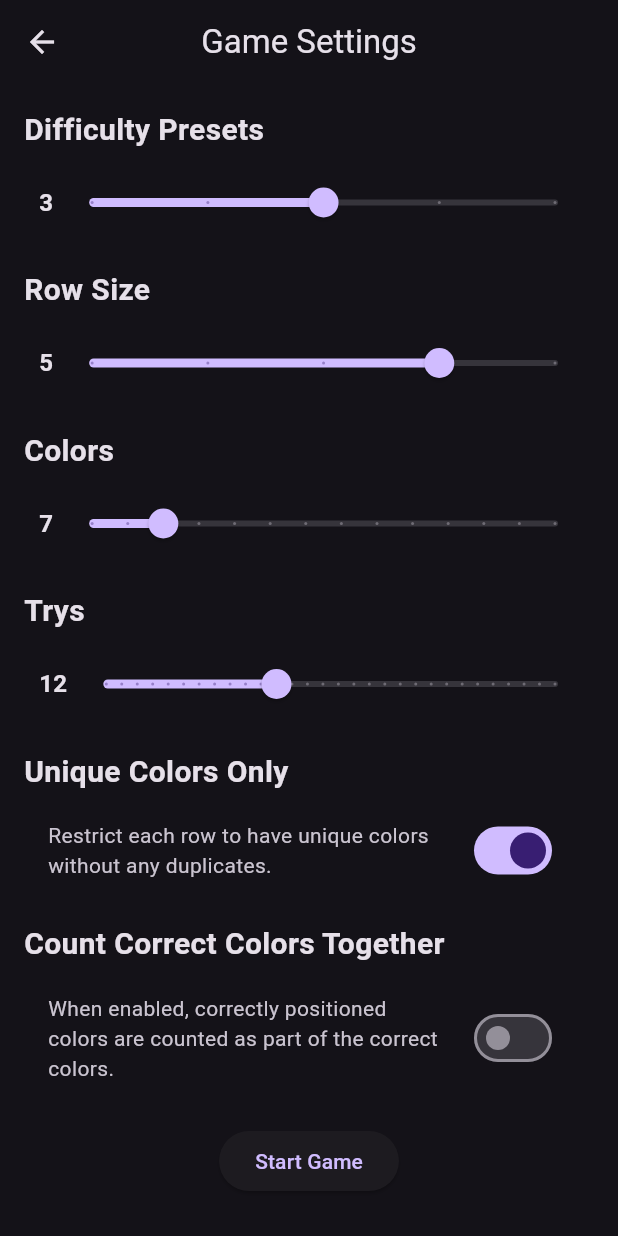
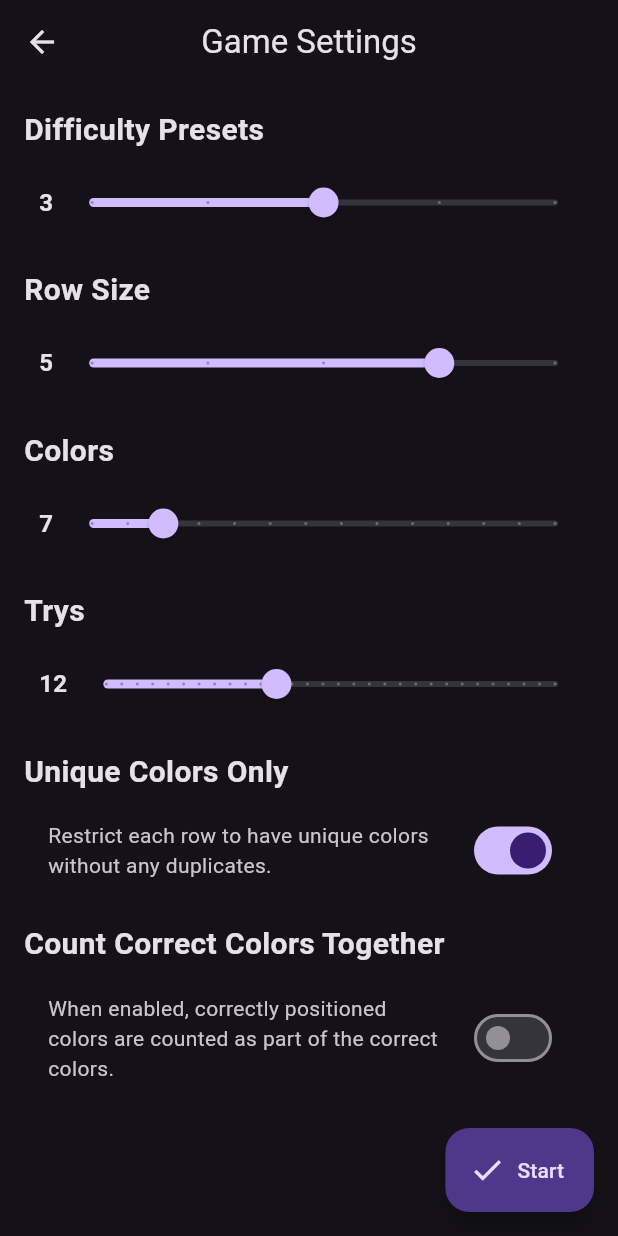
Before and after one commit to PyFlat-Studios-JR/Guess-The-Color, a Flutter app: the screen it shows after launch, after a tap on "Random Color", on a phone screen of 412 x 824 dp. Run offline on Flutter 3.47's test engine with Material 3 defaults, Android fonts, the phone set to English and light mode, and no system bars.

```diff
--- a/lib/main.dart
+++ b/lib/main.dart
@@ -14,7 +14,7 @@ class MastermindApp extends StatelessWidget {
     return MaterialApp(
       theme: ThemeData.dark(),
       debugShowCheckedModeBanner: false,
-      home: StartScreen(),
+      home: const StartScreen(),
     );
   }
 }
--- a/lib/screens/settings_screen.dart
+++ b/lib/screens/settings_screen.dart
@@ -72,6 +72,26 @@ class SettingsScreenState extends State<SettingsScreen> {
         title: const Text('Game Settings'),
         centerTitle: true,
       ),
+      floatingActionButton: FloatingActionButton.extended(
+          onPressed: () {
+            Navigator.push(
+              context,
+              MaterialPageRoute(
+                  builder: (context) => MastermindGame(
+                      trys: trys.toInt(),
+                      rowSize: rowSize.toInt(),
+                      colorCount: colors.toInt(),
+                      countTogether: countTogether,
+                      uniqueColors: uniqueColors,
+                      isSinglePlayer: widget.isSinglePlayer)),
+            );
+          },
+          label: const Text(
+            "Start",
+          ),
+          icon: const Icon(
+            Icons.check,
+          )),
       body: Padding(
         padding: const EdgeInsets.all(16.0),
         child: SingleChildScrollView(
@@ -158,24 +178,6 @@ class SettingsScreenState extends State<SettingsScreen> {
                   },
                 ),
               ),
-              Center(
-                child: ElevatedButton(
-                  onPressed: () {
-                    Navigator.push(
-                      context,
-                      MaterialPageRoute(
-                          builder: (context) => MastermindGame(
-                              trys: trys.toInt(),
-                              rowSize: rowSize.toInt(),
-                              colorCount: colors.toInt(),
-                              countTogether: countTogether,
-                              uniqueColors: uniqueColors,
-                              isSinglePlayer: widget.isSinglePlayer)),
-                    );
-                  },
-                  child: const Text('Start Game'),
-                ),
-              ),
             ],
           ),
         ),
--- a/lib/screens/start_screen.dart
+++ b/lib/screens/start_screen.dart
@@ -3,9 +3,11 @@ import 'package:flutter/material.dart';
 import '../components/game_mode_button.dart';
 
 class StartScreen extends StatelessWidget {
+  const StartScreen({super.key});
+
   @override
   Widget build(BuildContext context) {
-    return Scaffold(
+    return const Scaffold(
       body: Center(
         child: Column(
           mainAxisAlignment: MainAxisAlignment.center,
```
Also changed, not shown: lib/screens/game_screen.dart (+81 -34 lines).
